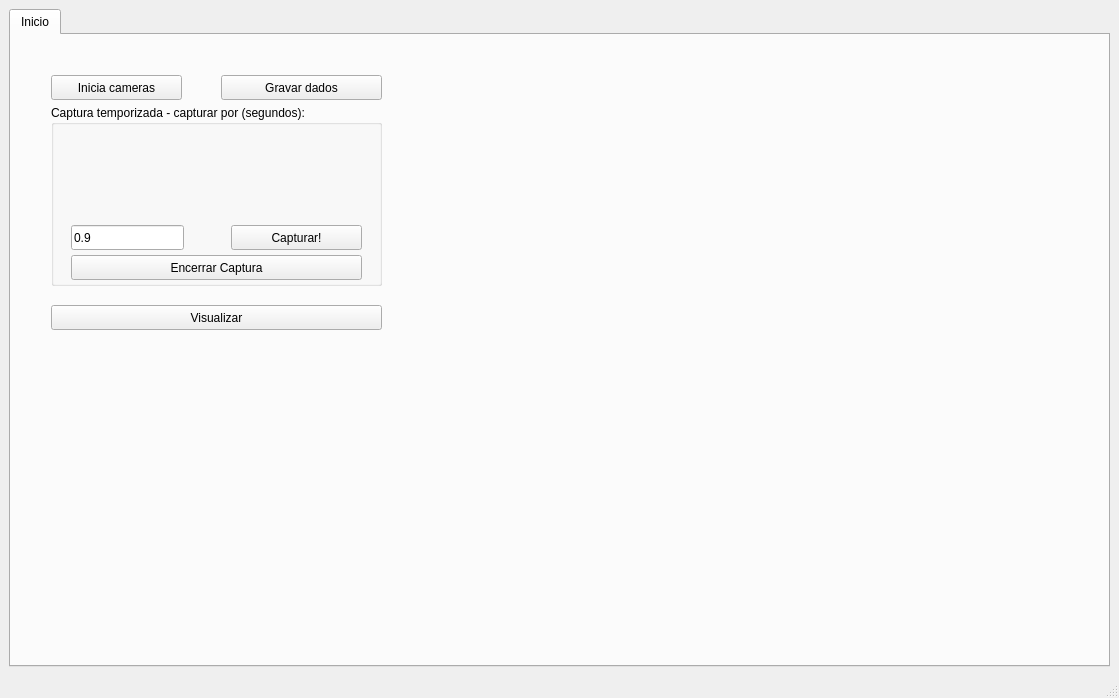
Qt form handset_gui/ui/main_window.ui (viniciusvidal2/Cameras_GRIn) before a commit.
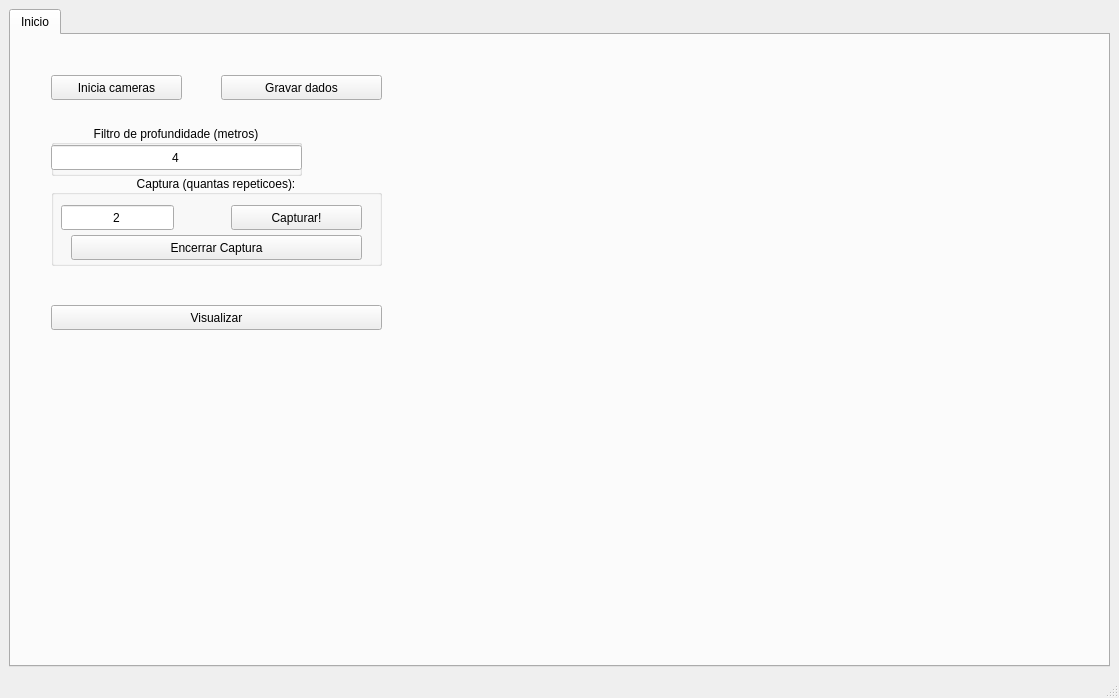
The same form after that commit. Icons and pictures are not drawn.

Patch:
```diff
--- a/handset_gui/ui/main_window.ui
+++ b/handset_gui/ui/main_window.ui
@@ -57,32 +57,38 @@
         <property name="geometry">
          <rect>
           <x>40</x>
-          <y>70</y>
+          <y>140</y>
           <width>331</width>
-          <height>181</height>
+          <height>91</height>
          </rect>
         </property>
         <property name="title">
-         <string>Captura temporizada - capturar por (segundos):</string>
+         <string>Captura (quantas repeticoes):</string>
+        </property>
+        <property name="alignment">
+         <set>Qt::AlignCenter</set>
         </property>
         <widget class="QLineEdit" name="lineEdit_tempo">
          <property name="geometry">
           <rect>
-           <x>20</x>
-           <y>120</y>
+           <x>10</x>
+           <y>30</y>
            <width>113</width>
            <height>25</height>
           </rect>
          </property>
          <property name="text">
-          <string>0.9</string>
+          <string>2</string>
+         </property>
+         <property name="alignment">
+          <set>Qt::AlignCenter</set>
          </property>
         </widget>
         <widget class="QPushButton" name="pushButton_capturar">
          <property name="geometry">
           <rect>
            <x>180</x>
-           <y>120</y>
+           <y>30</y>
            <width>131</width>
            <height>25</height>
           </rect>
@@ -95,7 +101,7 @@
          <property name="geometry">
           <rect>
            <x>20</x>
-           <y>150</y>
+           <y>60</y>
            <width>291</width>
            <height>25</height>
           </rect>
@@ -131,6 +137,44 @@
          <string>Visualizar</string>
         </property>
        </widget>
+       <widget class="QGroupBox" name="groupBox_profundidade">
+        <property name="geometry">
+         <rect>
+          <x>40</x>
+          <y>90</y>
+          <width>251</width>
+          <height>51</height>
+         </rect>
+        </property>
+        <property name="title">
+         <string>Filtro de profundidade (metros)</string>
+        </property>
+        <property name="alignment">
+         <set>Qt::AlignCenter</set>
+        </property>
+        <widget class="QLineEdit" name="lineEdit_profundidade">
+         <property name="geometry">
+          <rect>
+           <x>0</x>
+           <y>20</y>
+           <width>251</width>
+           <height>25</height>
+          </rect>
+         </property>
+         <property name="sizePolicy">
+          <sizepolicy hsizetype="Preferred" vsizetype="Fixed">
+           <horstretch>0</horstretch>
+           <verstretch>0</verstretch>
+          </sizepolicy>
+         </property>
+         <property name="text">
+          <string>4</string>
+         </property>
+         <property name="alignment">
+          <set>Qt::AlignCenter</set>
+         </property>
+        </widget>
+       </widget>
       </widget>
      </widget>
     </item>
```
